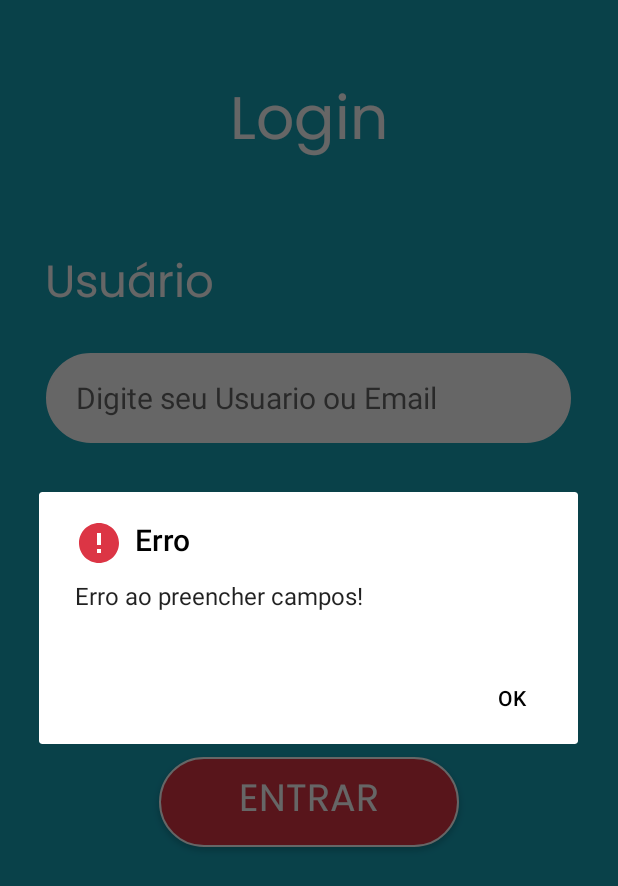
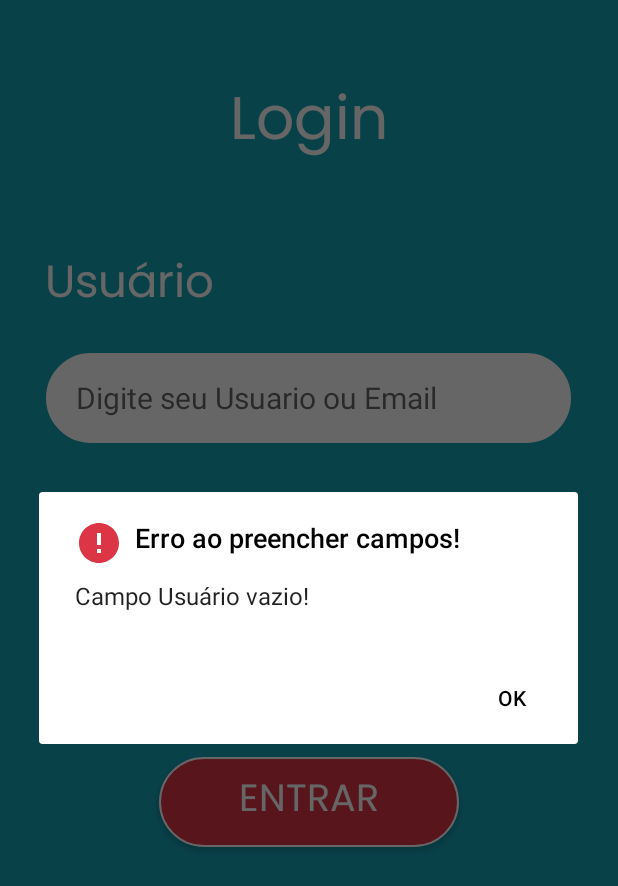
Before and after one commit to diego-dps/Grupo2_TTC_ETEC, an Android app: the LoginActivity screen opened directly, with no data from a screen before it, after a tap on "ENTRAR", on a phone screen of 412 x 824 dp. Shown: the top 886 px of the screen. Run offline under Robolectric (Android 15) with nearby library versions, the phone set to English and light mode, and no system bars; Roboto replaces fonts that are not available here.

Commit message:
atuaização app

```diff
--- a/Mobile/SGBR/app/src/main/java/com/example/sgbr/api/Conexao.java
+++ b/Mobile/SGBR/app/src/main/java/com/example/sgbr/api/Conexao.java
@@ -10,7 +10,7 @@ public class Conexao {
     public Retrofit conexao(){
         //CONFIGURAÇÃO RETROFIT
         retrofit = new  Retrofit.Builder()
-                .baseUrl("http://192.168.0.14:3000")
+                .baseUrl("http://192.168.15.17:3000")
                 .addConverterFactory(GsonConverterFactory.create())
                 .build();
 
--- a/Mobile/SGBR/app/src/main/java/com/example/sgbr/api/DataService.java
+++ b/Mobile/SGBR/app/src/main/java/com/example/sgbr/api/DataService.java
@@ -89,8 +89,8 @@ public interface DataService {
     Call<Void> removerPedido(@Path("cod_Pedido") int cod_Pedido);
 
     //REQUISIÇÕES FUNCIONÁRIO
-    @GET("/Funcionario")
-    Call<List<Funcionario>> recuperarFuncionarios();
+    @GET("/Funcionario/Email/{email_Funcionario}")
+    Call<List<Funcionario>> recuperarFuncionarios(@Path("email_Funcionario") String email_Funcionario);
 
     @POST()
     Call<Funcionario> inserirFuncionario(@Body Funcionario funcionario);
--- a/Mobile/SGBR/app/src/main/java/com/example/sgbr/model/Funcionario.java
+++ b/Mobile/SGBR/app/src/main/java/com/example/sgbr/model/Funcionario.java
@@ -10,13 +10,14 @@ public class Funcionario {
     private String email_Funcionario;
     private String senha;
 
-    public Funcionario(String nome_Funcionario, String cpf_Funcionario, String telefone_Funcionario, String cargo_Funcionario, String ativo, String senha) {
+    public Funcionario(String nome_Funcionario, String cpf_Funcionario, String telefone_Funcionario, String cargo_Funcionario, String ativo,String email_Funcionario, String senha) {
         this.nome_Funcionario = nome_Funcionario;
         this.cpf_Funcionario = cpf_Funcionario;
         this.telefone_Funcionario = telefone_Funcionario;
         this.cargo_Funcionario = cargo_Funcionario;
         Ativo = ativo;
         this.senha = senha;
+        this.email_Funcionario = email_Funcionario;
     }
 
     public String getCod_Funcionario() {
--- a/Mobile/SGBR/app/src/main/java/com/example/sgbr/ui/LoginActivity.java
+++ b/Mobile/SGBR/app/src/main/java/com/example/sgbr/ui/LoginActivity.java
@@ -8,10 +8,12 @@ import android.content.Intent;
 import android.graphics.Typeface;
 import android.os.Bundle;
 import android.text.TextUtils;
+import android.util.Log;
 import android.view.View;
 import android.widget.Button;
 import android.widget.EditText;
 import android.widget.TextView;
+import android.widget.Toast;
 
 import com.example.sgbr.R;
 import com.example.sgbr.api.Conexao;
@@ -27,9 +29,12 @@ import retrofit2.Response;
 
 public class LoginActivity extends AppCompatActivity {
 
-    private Conexao conexao;
+    private Conexao conexao = new Conexao();
     private EditText login_editText_Usuario;
     private EditText login_editText_Senha;
+    private String usuario;
+    private String senha;
+    private Button login_btn;
     private List<Funcionario> listaFuncionarios = new ArrayList<>();
 
 
@@ -47,7 +52,10 @@ public class LoginActivity extends AppCompatActivity {
         login_editText_Usuario = findViewById(R.id.Login_editText_Usuario);
         login_editText_Senha = findViewById(R.id.Login_editText_Senha);
 
-        Button login_btn = (Button) findViewById(R.id.Login_btn);
+        usuario = login_text_Usuario.getText().toString();
+        senha = login_text_Senha.getText().toString();
+
+        login_btn = findViewById(R.id.Login_btn);
 
         //Definição de Fontes:
 
@@ -56,15 +64,52 @@ public class LoginActivity extends AppCompatActivity {
         login_text_Usuario.setTypeface(font);
         login_text_Senha.setTypeface(font);
         login_btn.setTypeface(font);
+
+        login_btn.setOnClickListener(new View.OnClickListener() {
+            @Override
+            public void onClick(View v) {
+                validarUsuario();
+            }
+        });
+
     }
 
-    public void validarUsuario(View v){
-        if (TextUtils.isEmpty(login_editText_Usuario.getText().toString()) && TextUtils.isEmpty(login_editText_Senha.getText().toString())){
-            validarUsuarioErro();
+    public void validarUsuario(){
+        if (TextUtils.isEmpty(login_editText_Usuario.getText().toString())){
+            validarUsuarioErroUsuario();
         }
+        else{
+            if (TextUtils.isEmpty(login_editText_Senha.getText().toString())){
+                validarUsuarioErroSenha();
+            }
+            else {
+                DataService service = conexao.conexao().create(DataService.class);
+                Call<List<Funcionario>> call = service.recuperarFuncionarios(login_editText_Usuario.getText().toString());
 
-        else {
-            validarUsuarioSucesso();
+                call.enqueue(new Callback<List<Funcionario>>() {
+                    @Override
+                    public void onResponse(Call<List<Funcionario>> call, Response<List<Funcionario>> response) {
+                        if (response.body().toString().equals("[]")) {
+                            validarUsuarioErro();
+                        }
+                        else {
+                            listaFuncionarios = response.body();
+                            Funcionario funcionario = listaFuncionarios.get(0);
+                            if (funcionario.getEmail_Funcionario().equals(login_editText_Usuario.getText().toString())
+                                    && funcionario.getSenha().equals(login_editText_Senha.getText().toString())) {
+                                validarUsuarioSucesso();
+                            }
+                            else {
+                                validarUsuarioErro();
+                            }
+                        }
+                    }
+                    @Override
+                    public void onFailure(Call<List<Funcionario>> call, Throwable t) {
+                        validarUsuarioErro();
+                    }
+                });
+            }
         }
     }
 
@@ -73,7 +118,7 @@ public class LoginActivity extends AppCompatActivity {
         AlertDialog.Builder dialog = new AlertDialog.Builder(this, R.style.AlertDialogCustom);
 
         //Configura o titulo e mensagem do Alert
-        dialog.setTitle("Sucesso");
+        dialog.setTitle("Sucesso!");
         dialog.setMessage("Login efetuado com sucesso!");
 
         //Configura o cancelamento do Alert
@@ -97,13 +142,69 @@ public class LoginActivity extends AppCompatActivity {
 
     }
 
+    private void validarUsuarioErroUsuario(){
+
+        AlertDialog.Builder dialog = new AlertDialog.Builder(this, R.style.AlertDialogCustom);
+
+        //Configura o titulo e mensagem do Alert
+        dialog.setTitle("Erro ao preencher campos!");
+        dialog.setMessage("Campo Usuário vazio!");
+
+        //Configura o cancelamento do Alert
+        dialog.setCancelable(false);
+
+        //Configura o icone do Alert
+        dialog.setIcon(R.drawable.ic_baseline_error_24);
+
+        //Configura as ações do Alert
+        dialog.setPositiveButton("OK", new DialogInterface.OnClickListener() {
+            @Override
+            public void onClick(DialogInterface dialog, int which) {
+                login_editText_Usuario.requestFocus();
+            }
+        });
+
+        //Cria e exibi o Alert
+        dialog.create();
+        dialog.show();
+
+    }
+
+    private void validarUsuarioErroSenha(){
+
+        AlertDialog.Builder dialog = new AlertDialog.Builder(this, R.style.AlertDialogCustom);
+
+        //Configura o titulo e mensagem do Alert
+        dialog.setTitle("Erro ao preencher campos!");
+        dialog.setMessage("Campo Senha vazio!");
+
+        //Configura o cancelamento do Alert
+        dialog.setCancelable(false);
+
+        //Configura o icone do Alert
+        dialog.setIcon(R.drawable.ic_baseline_error_24);
+
+        //Configura as ações do Alert
+        dialog.setPositiveButton("OK", new DialogInterface.OnClickListener() {
+            @Override
+            public void onClick(DialogInterface dialog, int which) {
+                login_editText_Senha.requestFocus();
+            }
+        });
+
+        //Cria e exibi o Alert
+        dialog.create();
+        dialog.show();
+
+    }
+
     private void validarUsuarioErro(){
 
         AlertDialog.Builder dialog = new AlertDialog.Builder(this, R.style.AlertDialogCustom);
 
         //Configura o titulo e mensagem do Alert
-        dialog.setTitle("Erro");
-        dialog.setMessage("Erro ao preencher campos!");
+        dialog.setTitle("Erro ao preencher campos!");
+        dialog.setMessage("Usuário ou Senha inválidos!");
 
         //Configura o cancelamento do Alert
         dialog.setCancelable(false);
--- a/Mobile/SGBR/app/src/main/res/layout/activity_login.xml
+++ b/Mobile/SGBR/app/src/main/res/layout/activity_login.xml
@@ -5,32 +5,30 @@
     android:id="@+id/activity_login"
     android:layout_width="match_parent"
     android:layout_height="match_parent"
+    android:background="@color/azulClaro"
     android:orientation="vertical"
-    android:background="@color/azulClaro"
     tools:context=".ui.LoginActivity">
 
     <TextView
-    android:id="@+id/Login_text_Titulo"
-    android:layout_width="match_parent"
-    android:layout_height="wrap_content"
-    android:text="@string/login_titulo"
-    android:gravity="center"
-    android:textColor="@color/colorTextPrimary"
-    android:textSize="40dp"
-    android:layout_marginTop="50dp"
-    />
+        android:id="@+id/Login_text_Titulo"
+        android:layout_width="match_parent"
+        android:layout_height="wrap_content"
+        android:layout_marginTop="50dp"
+        android:gravity="center"
+        android:text="@string/login_titulo"
+        android:textColor="@color/colorTextPrimary"
+        android:textSize="40dp" />
 
     <TextView
         android:id="@+id/Login_text_Usuario"
         android:layout_width="match_parent"
         android:layout_height="wrap_content"
+        android:layout_marginLeft="30dp"
+        android:layout_marginTop="50dp"
+        android:layout_marginBottom="10dp"
         android:text="@string/login_usuario"
         android:textColor="@color/colorTextPrimary"
-        android:textSize="30dp"
-        android:layout_marginTop="50dp"
-        android:layout_marginBottom="10dp"
-        android:layout_marginLeft="30dp"
-        />
+        android:textSize="30dp" />
 
     <EditText
         android:id="@+id/Login_editText_Usuario"
@@ -40,23 +38,21 @@
         android:layout_marginTop="10dp"
         android:layout_marginBottom="10dp"
         android:background="@drawable/plain_text"
-        android:textSize="20dp"
         android:ems="10"
         android:hint="Digite seu Usuario ou Email"
         android:inputType="textPersonName"
-        />
+        android:textSize="20dp" />
 
     <TextView
         android:id="@+id/Login_text_Senha"
         android:layout_width="match_parent"
         android:layout_height="wrap_content"
-        android:text="@string/login_senha"
-        android:textSize="30dp"
+        android:layout_marginLeft="30dp"
         android:layout_marginTop="20dp"
         android:layout_marginBottom="10dp"
-        android:layout_marginLeft="30dp"
+        android:text="@string/login_senha"
         android:textColor="@color/colorTextPrimary"
-        />
+        android:textSize="30dp" />
 
     <EditText
         android:id="@+id/Login_editText_Senha"
@@ -66,11 +62,10 @@
         android:layout_marginTop="10dp"
         android:layout_marginBottom="10dp"
         android:background="@drawable/plain_text"
-        android:textSize="20dp"
         android:ems="10"
         android:hint="Digite sua Senha"
         android:inputType="textPersonName"
-        />
+        android:textSize="20dp" />
 
 
     <Button
@@ -82,7 +77,6 @@
         android:layout_marginBottom="10dp"
         android:background="@drawable/botao"
         android:gravity="center"
-        android:onClick="validarUsuario"
         android:text="@string/login_btn"
         android:textColor="#FFFFFF"
         android:textSize="25dp" />
```
Also changed, not shown: 1 other file.
